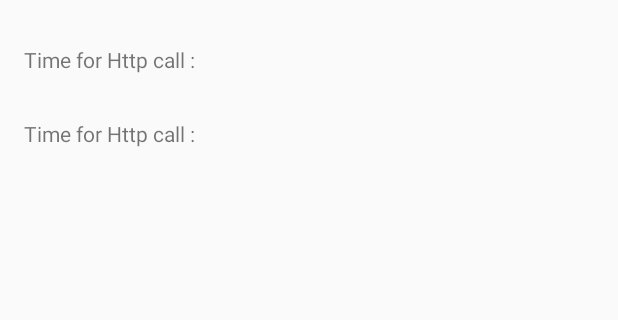
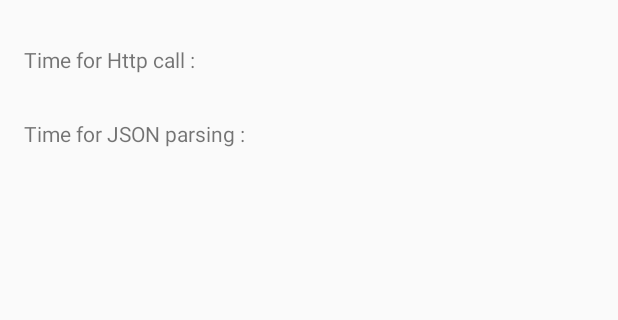
Before and after one commit to KrishHari/AskMeSearchRnD, an Android app: the screen it shows after launch (MainActivity), after a tap on "SEARCH", on a phone screen of 412 x 824 dp, the part 225-545 px from its top. Run offline under Robolectric (Android 15) with nearby library versions, the phone set to English and light mode, and no system bars; our stand-ins replace ButterKnife, Volley; libraries missing offline, so code that uses them is left out: com.bluelinelabs.logansquare; network calls fail.

Commit message:
added code for  displaying time

```diff
--- a/app/src/main/java/com/askme/getit/askmesearch/MainActivity.java
+++ b/app/src/main/java/com/askme/getit/askmesearch/MainActivity.java
@@ -11,16 +11,30 @@ import android.view.inputmethod.InputMethodManager;
 import android.widget.Button;
 import android.widget.EditText;
 import android.widget.ListView;
+import android.widget.TextView;
 
 import org.json.JSONException;
 
 import java.util.ArrayList;
 import java.util.jar.JarEntry;
 
+import butterknife.ButterKnife;
+import butterknife.InjectView;
+
 public class MainActivity extends AppCompatActivity {
+
+    @InjectView(R.id.httpTimeTitle)
+    TextView httpTime;
+
+    @InjectView(R.id.jsonTime)
+    TextView jsontime;
 
     Button searchButton;
     EditText searchText;
+
+    String httptitle ;
+    String jsontitle ;
+    long strttime,httpRoundTripTime,jsonParseTime;
     private ArrayList<SearchModel> searchResultList = new ArrayList<>();
     SearchListAdapter listAdapter;
     ListView searchList;
@@ -28,6 +42,7 @@ public class MainActivity extends AppCompatActivity {
     protected void onCreate(Bundle savedInstanceState) {
         super.onCreate(savedInstanceState);
         setContentView(R.layout.activity_main);
+        ButterKnife.inject(this);
         searchButton = (Button)findViewById(R.id.searchButton);
         searchText = (EditText)findViewById(R.id.searchText);
         searchList =  (ListView)findViewById(R.id.deals_listview);
@@ -37,6 +52,10 @@ public class MainActivity extends AppCompatActivity {
             public void onClick(View v) {
 
                 try{
+                    strttime=System.nanoTime();
+
+                    httpTime.setText(httptitle);
+                    jsontime.setText(jsontitle);
                     performSearch();
 
 
@@ -54,6 +73,9 @@ public class MainActivity extends AppCompatActivity {
                 }
             }
         });
+
+        httptitle = getResources().getString(R.string.httptime);
+        jsontitle = getResources().getString(R.string.jsontime);
     }
 
     void  performSearch(){
@@ -64,8 +86,20 @@ public class MainActivity extends AppCompatActivity {
           @Override
           public void postResponse(String result) {
               try{
+                  httpRoundTripTime= System.nanoTime();
+                  httpTime.setText(httptitle+" "+((double)(httpRoundTripTime-strttime)/1000000000.0));
+
+
                   searchResultList = searchResultProcessor.processResult(result);
                   listAdapter = new SearchListAdapter(getApplicationContext(),android.R.layout.simple_expandable_list_item_1,searchResultList);
+                  jsonParseTime=System.nanoTime();
+
+
+
+
+
+                  jsontime.setText(jsontitle  +" "+ ((double) (jsonParseTime - httpRoundTripTime) / 1000000000.0));
+
                   searchList.setAdapter(listAdapter);
               }catch (JSONException j){
                   Log.d(Constants.TAG,j.getMessage());
```
Also changed, not shown: app/build.gradle (+7 -0 lines), 1 other file.
